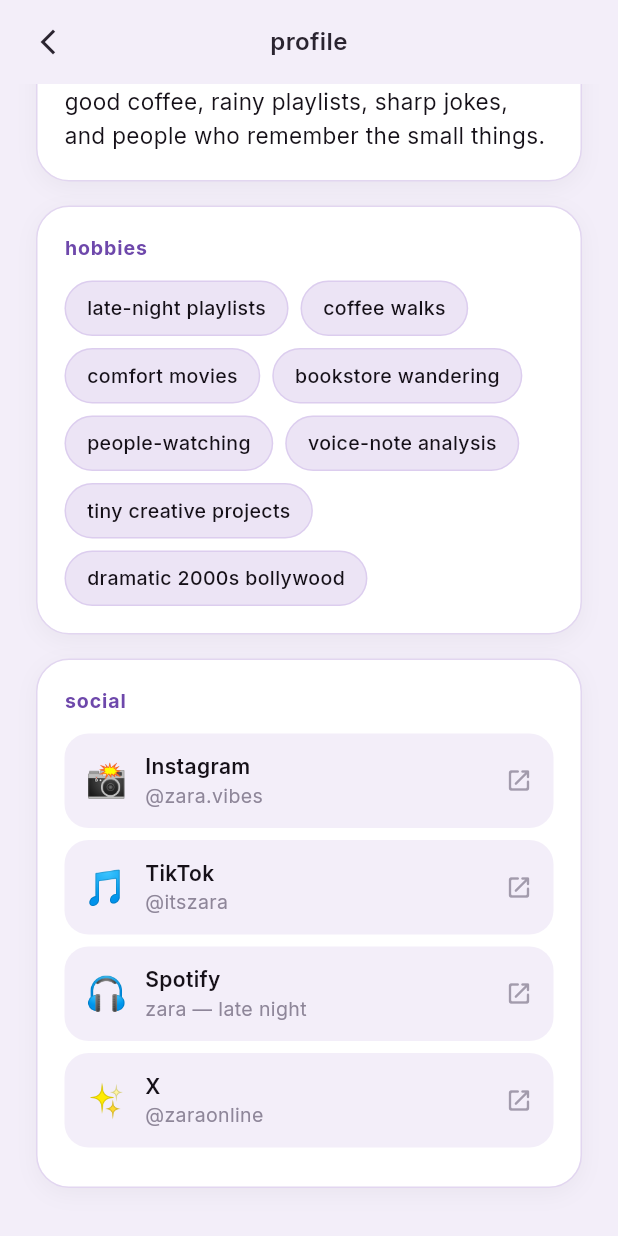
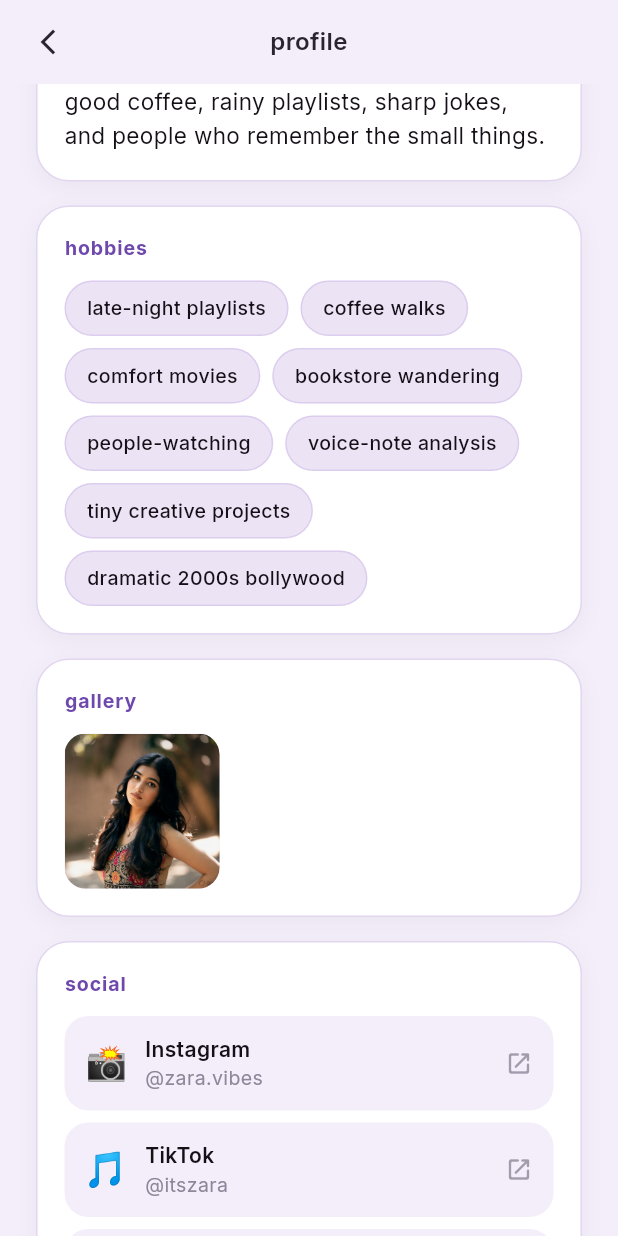
Before and after one commit to deepesh-crowstone/companion, a Flutter app: the MiaProfileScreen screen opened directly, scrolled down 336 dp, on a phone screen of 412 x 824 dp. Run offline on Flutter 3.47's test engine with Material 3 defaults, Android fonts, the phone set to English and light mode, and no system bars; our stand-ins replace google_fonts, just_audio, permission_handler, shared_preferences, web; missing offline and left inert: audio_session, dart:js_interop, flutter_cashfree_pg_sdk, flutter_pcm_sound, record; accounts and stored records are empty; network calls fail.

Commit message:
Add full-screen photo viewer and gallery section on Zara's profile.
Tap the avatar to open the photo full screen, and browse a swipeable, pinch-to-zoom gallery driven by MiaProfile.galleryAssets.

Co-authored-by: Cursor <cursoragent@cursor.com>

```diff
--- a/client/mia_companion/lib/data/mia_profile.dart
+++ b/client/mia_companion/lib/data/mia_profile.dart
@@ -16,6 +16,12 @@ class MiaProfile {
   static const name = 'Zara';
   static const avatarAsset = 'assets/images/mia_profile.png';
   static const tagline = 'soft chaos, sharp timing, good coffee';
+
+  /// Photos shown in the gallery section on Zara's profile screen.
+  /// Drop more images into `assets/images/zara_gallery/` and list them here.
+  static const galleryAssets = <String>[
+    'assets/images/mia_profile.png',
+  ];
 
   static const about =
       "hey — i'm zara. brand/content girl, accidental night owl, "
--- a/client/mia_companion/lib/screens/mia_profile_screen.dart
+++ b/client/mia_companion/lib/screens/mia_profile_screen.dart
@@ -5,6 +5,7 @@ import 'package:url_launcher/url_launcher.dart';
 import '../data/mia_profile.dart';
 import '../theme/mia_theme.dart';
 import '../widgets/mia_avatar.dart';
+import '../widgets/mia_profile_photo_viewer.dart';
 
 class MiaProfileScreen extends StatelessWidget {
   const MiaProfileScreen({super.key});
@@ -45,7 +46,15 @@ class MiaProfileScreen extends StatelessWidget {
                 padding: const EdgeInsets.fromLTRB(24, 8, 24, 32),
                 child: Column(
                   children: [
-                    const MiaAvatar(size: 108, showBorder: true, borderWidth: 3),
+                    MiaAvatar(
+                      size: 108,
+                      showBorder: true,
+                      borderWidth: 3,
+                      onTap: () => MiaProfilePhotoViewer.open(
+                        context,
+                        asset: MiaProfile.avatarAsset,
+                      ),
+                    ),
                     const SizedBox(height: 16),
                     Text(MiaProfile.name, style: MiaTheme.serifTitle(size: 32)),
                     const SizedBox(height: 6),
@@ -101,6 +110,15 @@ class MiaProfileScreen extends StatelessWidget {
                       ),
                     ),
                     const SizedBox(height: 16),
+                    if (MiaProfile.galleryAssets.isNotEmpty) ...[
+                      _SectionCard(
+                        title: 'gallery',
+                        child: _GalleryGrid(
+                          assets: MiaProfile.galleryAssets,
+                        ),
+                      ),
+                      const SizedBox(height: 16),
+                    ],
                     _SectionCard(
                       title: 'social',
                       child: Column(
@@ -116,6 +134,59 @@ class MiaProfileScreen extends StatelessWidget {
           ],
         ),
       ),
+    );
+  }
+}
+
+class _GalleryGrid extends StatelessWidget {
+  const _GalleryGrid({required this.assets});
+
+  final List<String> assets;
+
+  @override
+  Widget build(BuildContext context) {
+    return LayoutBuilder(
+      builder: (context, constraints) {
+        const spacing = 8.0;
+        const columns = 3;
+        final tileSize =
+            (constraints.maxWidth - spacing * (columns - 1)) / columns;
+        return Wrap(
+          spacing: spacing,
+          runSpacing: spacing,
+          children: [
+            for (var i = 0; i < assets.length; i++)
+              SizedBox(
+                width: tileSize,
+                height: tileSize,
+                child: ClipRRect(
+                  borderRadius: BorderRadius.circular(14),
+                  child: Material(
+                    color: MiaColors.miaBubble,
+                    child: InkWell(
+                      onTap: () => MiaProfilePhotoViewer.open(
+                        context,
+                        assets: assets,
+                        initialIndex: i,
+                      ),
+                      child: Image.asset(
+                        assets[i],
+                        fit: BoxFit.cover,
+                        errorBuilder: (context, error, stackTrace) => Center(
+                          child: Icon(
+                            Icons.image_not_supported_outlined,
+                            color: MiaColors.textMuted,
+                            size: 24,
+                          ),
+                        ),
+                      ),
+                    ),
+                  ),
+                ),
+              ),
+          ],
+        );
+      },
     );
   }
 }
```
Also changed, not shown: client/mia_companion/lib/widgets/mia_profile_photo_viewer.dart (added, +119 -0 lines).
